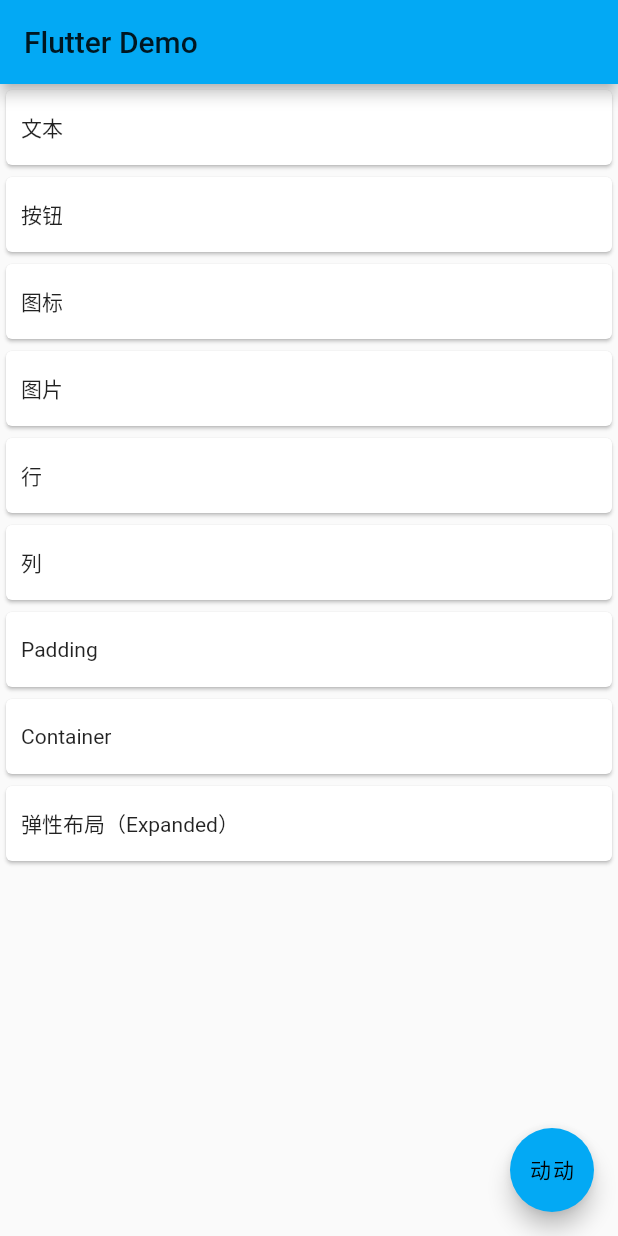
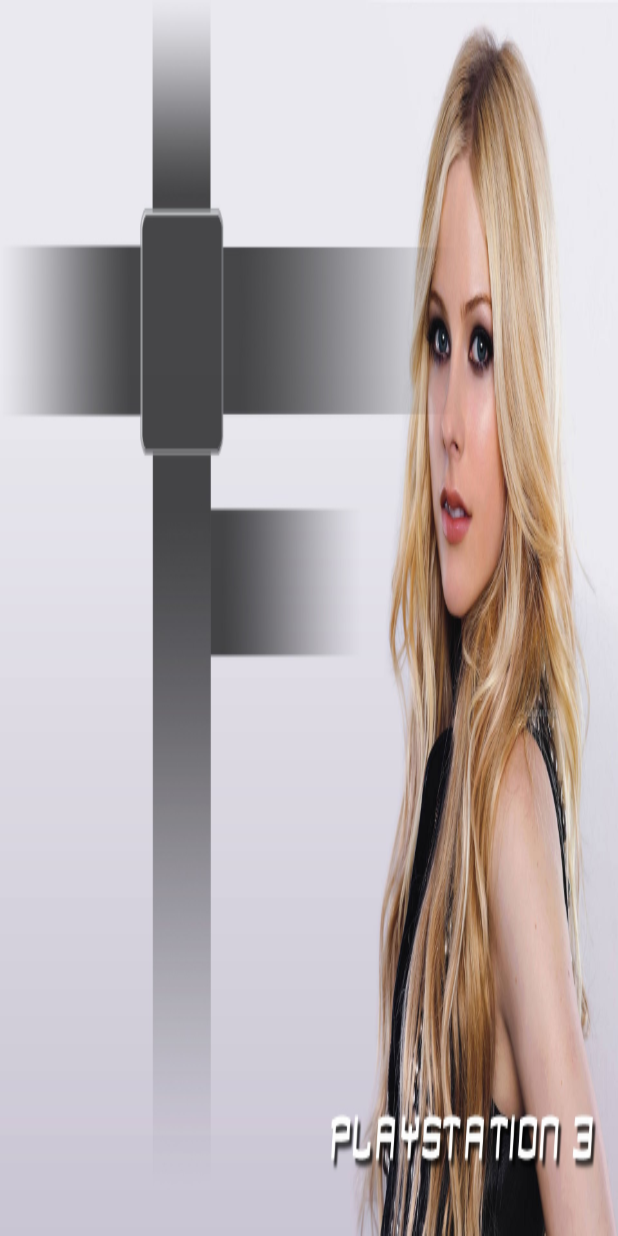
Before and after one commit to 90706827/flutter_app, a Flutter app: the MyHomePage screen opened directly, on a phone screen of 412 x 824 dp. Run offline on Flutter 3.47's test engine with Material 2 defaults, Android fonts, the phone set to English and light mode, and no system bars.

Commit message:
flutter demo

```diff
--- a/lib/basic/my_expended.dart
+++ b/lib/basic/my_expended.dart
@@ -60,14 +60,14 @@ class _MyExpendedState extends State<MyExpended> {
           Padding(
             padding: const EdgeInsets.all(8.0),
             child: SizedBox(
-              height: 400.0,
+              height: 300.0,
               child: Flex(
                 direction: Axis.vertical,
                 children: [
                   Expanded(
                       flex: 1,
                       child: Container(
-                        padding: EdgeInsets.all(30),
+                        padding: EdgeInsets.all(5),
                         color: Colors.amber,
                         child: Text("至臻环保至臻环保至臻环保至臻环保至臻环保至臻环保至臻环保至臻环保至臻环保至臻环保"),
                       )),
@@ -76,7 +76,7 @@ class _MyExpendedState extends State<MyExpended> {
                   Expanded(
                       flex: 1,
                       child: Container(
-                        padding: EdgeInsets.all(30),
+                        padding: EdgeInsets.all(5),
                         color: Colors.lime,
                         child: Text('你我同行你我同行你我同行你我同行你我同行你我同行你我同行你我同行你我同行你我同行'),
                       ))
--- a/lib/main.dart
+++ b/lib/main.dart
@@ -23,8 +23,7 @@ class MyApp extends StatelessWidget {
       theme: ThemeData(
         primarySwatch: Colors.lightBlue,
       ),
-      // home: SliverTabDemoPage2(),
-      // home: new Home(title: '中关村至臻环保股份有限公司'),
+      debugShowCheckedModeBanner: false,
       home: MyHomePage(
         title: 'Flutter Demo',
       ),
@@ -43,10 +42,21 @@ class MyHomePage extends StatefulWidget {
 }
 
 class _MyHomePageState extends State<MyHomePage> {
+  var routeLists = routers.keys.toList();
+
   @override
-  Widget build(BuildContext context) {
-    var routeLists = routers.keys.toList();
-    return Scaffold(
+  void initState() {
+    super.initState();
+    startHome();
+  }
+
+  //显示2秒后跳转到HomeTabPage
+  startHome() async {
+    await Future.delayed(const Duration(milliseconds: 2000), () {
+      Navigator.pushReplacement(
+        context,
+        MaterialPageRoute(
+            builder: (context) => Scaffold(
                   appBar: AppBar(
                     title: Text(widget.title),
                   ),
@@ -69,12 +79,27 @@ class _MyHomePageState extends State<MyHomePage> {
                       },
                       itemCount: routers.length,
                     ),
-      ), // This trailing comma makes auto-formatting nicer for build methods.
+                  ),
+                  // This trailing comma makes auto-formatting nicer for build methods.
                   floatingActionButton: FloatingActionButton(
                     child: Text('动动'),
                     onPressed: () {
                       print('点击按钮');
                     },
+                  ),
+                )),
+      );
+    });
+  }
+
+  @override
+  Widget build(BuildContext context) {
+    return Scaffold(
+      body: Image.asset(
+        "static/images/Avril.jpg",
+        width: double.infinity,
+        height: double.infinity,
+        fit: BoxFit.fill,
       ),
     );
   }
```
Also changed, not shown: static/fonts/NotoSansSC-Regular.ttf (added), 22 other files. Lines whose indentation alone changed are shown as unchanged.
